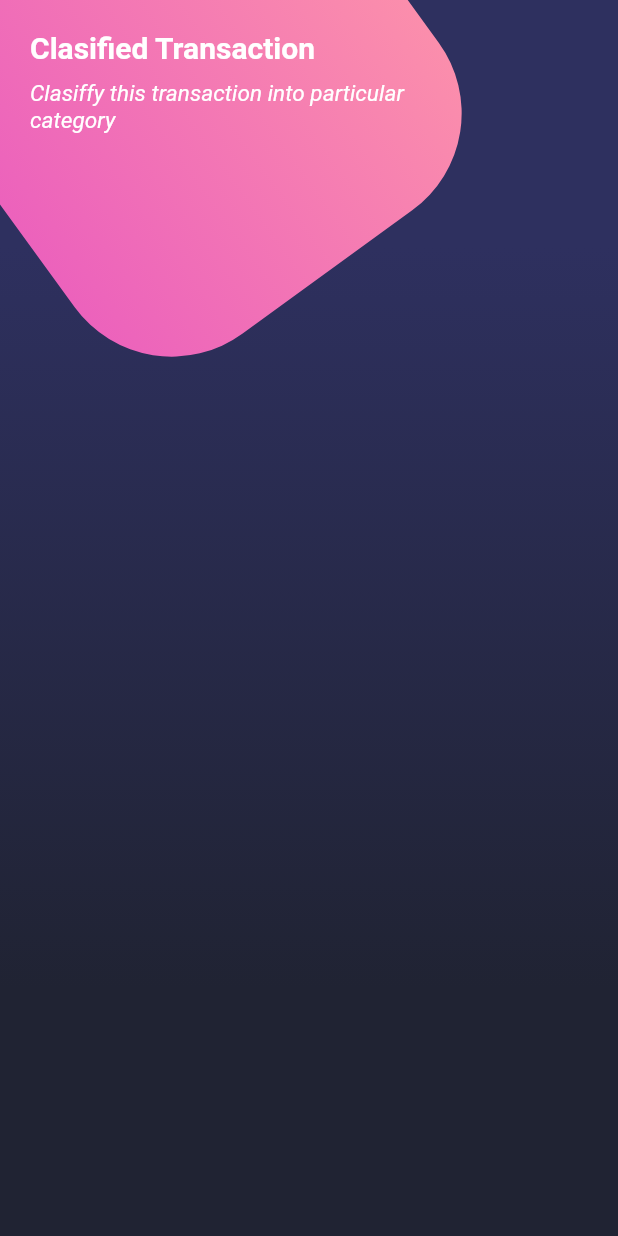
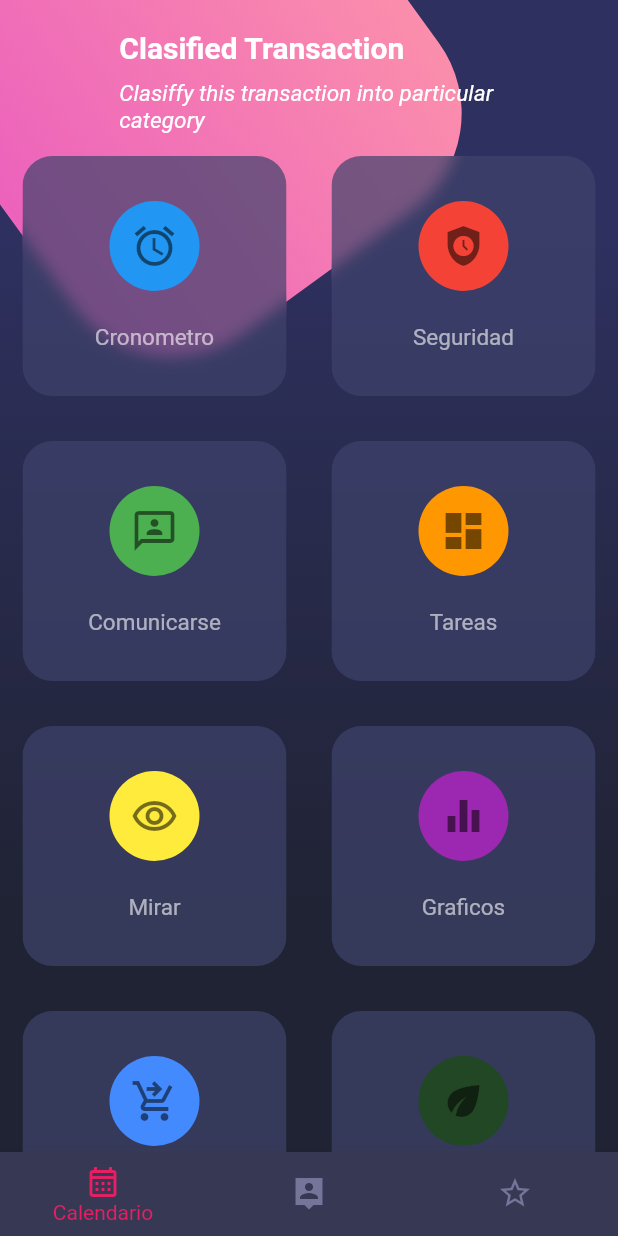
Before and after one commit to faldado82/flutter_design_app, a Flutter app: the screen it shows after launch, on a phone screen of 412 x 824 dp. Run offline on Flutter 3.47's test engine with Material 2 defaults, Android fonts, the light colour scheme and no system bars.

Commit message:
custom bottom navigation

```diff
--- a/lib/main.dart
+++ b/lib/main.dart
@@ -16,6 +16,7 @@ class MyApp extends StatelessWidget {
 
     return MaterialApp(
       debugShowCheckedModeBanner: false,
+      theme: ThemeData.dark(),
       title: 'Material App',
       initialRoute: 'home_design',
       routes: {
--- a/lib/screens/home_screen.dart
+++ b/lib/screens/home_screen.dart
@@ -1,7 +1,8 @@
 import 'package:flutter/material.dart';
 import 'package:flutter_design_app/widgets/background.dart';
+import 'package:flutter_design_app/widgets/card_table.dart';
+import 'package:flutter_design_app/widgets/custom_bottom_navigation.dart';
 import 'package:flutter_design_app/widgets/page_title.dart';
-
 
 class HomeScreen extends StatelessWidget {
   const HomeScreen({Key? key}) : super(key: key);
@@ -9,23 +10,20 @@ class HomeScreen extends StatelessWidget {
   @override
   Widget build(BuildContext context) {
     return Scaffold(
-      body: Stack(
-        children: const [
+      body: Stack(children: const [
         // Background
         Background(),
 
         // Body
         _HomeBody()
-
       ]),
+      bottomNavigationBar: const CustomBottomNavigation(),
     );
   }
 }
 
 class _HomeBody extends StatelessWidget {
-  const _HomeBody({
-    super.key,
-  });
+  const _HomeBody();
 
   @override
   Widget build(BuildContext context) {
@@ -34,7 +32,8 @@ class _HomeBody extends StatelessWidget {
         //Titulos
         PageTitle(),
 
-
+        // Card Table
+        CardTable(),
       ]),
     );
   }
--- a/lib/widgets/background.dart
+++ b/lib/widgets/background.dart
@@ -29,7 +29,7 @@ class Background extends StatelessWidget {
 }
 
 class _PinkBox extends StatelessWidget {
-  const _PinkBox({super.key});
+  const _PinkBox();
 
   @override
   Widget build(BuildContext context) {
--- /dev/null
+++ b/lib/widgets/card_table.dart
@@ -0,0 +1,113 @@
+import 'dart:ui';
+
+import 'package:flutter/material.dart';
+
+class CardTable extends StatelessWidget {
+  const CardTable({super.key});
+
+  @override
+  Widget build(BuildContext context) {
+    return Table(
+      children: const [
+        TableRow(
+          children: [
+            _SingleCard(
+                color: Colors.blue,
+                icon: Icons.access_alarm_outlined,
+                text: 'Cronometro'),
+            _SingleCard(
+                color: Colors.red, icon: Icons.safety_check, text: 'Seguridad'),
+          ],
+        ),
+        TableRow(
+          children: [
+            _SingleCard(
+                color: Colors.green,
+                icon: Icons.three_p_outlined,
+                text: 'Comunicarse'),
+            _SingleCard(
+                color: Colors.orange, icon: Icons.dashboard, text: 'Tareas'),
+          ],
+        ),
+        TableRow(
+          children: [
+            _SingleCard(
+                color: Colors.yellow,
+                icon: Icons.remove_red_eye_outlined,
+                text: 'Mirar'),
+            _SingleCard(
+                color: Colors.purple, icon: Icons.equalizer, text: 'Graficos'),
+          ],
+        ),
+        TableRow(
+          children: [
+            _SingleCard(
+                color: Colors.blueAccent,
+                icon: Icons.shopping_cart_checkout,
+                text: 'Comprar'),
+            _SingleCard(
+                color: Color.fromARGB(255, 34, 71, 36),
+                icon: Icons.eco,
+                text: 'Reciclar'),
+          ],
+        ),
+      ],
+    );
+  }
+}
+
+class _SingleCard extends StatelessWidget {
+  final IconData icon;
+  final Color color;
+  final String text;
+
+  const _SingleCard(
+      {required this.icon, required this.color, required this.text});
+
+  @override
+  Widget build(BuildContext context) {
+    return _CardBackground(
+        child: Column(
+      mainAxisAlignment: MainAxisAlignment.center,
+      children: [
+        CircleAvatar(
+          backgroundColor: color,
+          radius: 30,
+          child: Icon(icon, size: 32, color: Colors.black54),
+        ),
+        const SizedBox(height: 22),
+        Text(
+          text,
+          style: const TextStyle(fontSize: 15, color: Colors.white60),
+        )
+      ],
+    ));
+  }
+}
+
+class _CardBackground extends StatelessWidget {
+  final Widget child;
+
+  const _CardBackground({required this.child});
+
+  @override
+  Widget build(BuildContext context) {
+    return Container(
+      margin: const EdgeInsets.all(15),
+      child: ClipRRect(
+        borderRadius: BorderRadius.circular(20),
+        child: BackdropFilter(
+          filter: ImageFilter.blur(sigmaX: 5, sigmaY: 5),
+          child: Container(
+            height: 160,
+            decoration: const BoxDecoration(
+              color: Color.fromRGBO(62, 66, 107, 0.7),
+              //borderRadius: BorderRadius.circular(20),
+            ),
+            child: child,
+          ),
+        ),
+      ),
+    );
+  }
+}
--- /dev/null
+++ b/lib/widgets/custom_bottom_navigation.dart
@@ -0,0 +1,29 @@
+import 'package:flutter/material.dart';
+
+class CustomBottomNavigation extends StatelessWidget {
+  const CustomBottomNavigation({super.key});
+
+  @override
+  Widget build(BuildContext context) {
+    return BottomNavigationBar(
+        currentIndex: 0,
+        showUnselectedLabels: false, // quitar nombre de no seleccionados
+        selectedItemColor: Colors.pink,
+        unselectedItemColor: const Color.fromRGBO(116, 117, 152, 1),
+        backgroundColor: const Color.fromRGBO(55, 57, 84, 1),
+        items: const [
+          BottomNavigationBarItem(
+            icon: Icon(Icons.calendar_month_outlined),
+            label: 'Calendario',
+          ),
+          BottomNavigationBarItem(
+            icon: Icon(Icons.person_pin_sharp),
+            label: 'Perfil',
+          ),
+          BottomNavigationBarItem(
+            icon: Icon(Icons.star_border),
+            label: 'Favoritos',
+          ),
+        ]);
+  }
+}
```
